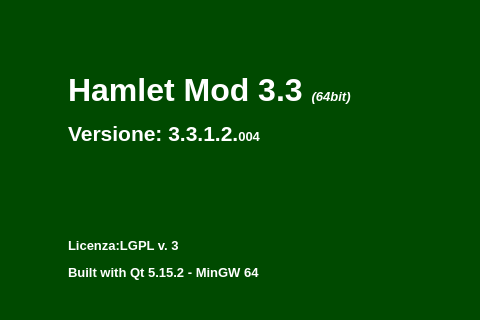
Qt form mainwindow.ui (fblabs/hamlet-mod-sancon) before a commit; both pictures show x 429 to 909 and y 0 to 320 of the 1156 by 831 pixel window.
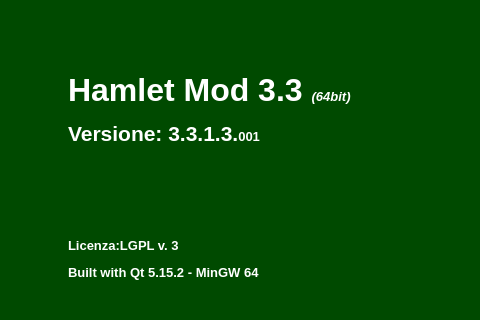
The same form after that commit. Icons and pictures are not drawn.

Diff of the .ui file:
```diff
--- a/mainwindow.ui
+++ b/mainwindow.ui
@@ -531,7 +531,7 @@
          <enum>QFrame::NoFrame</enum>
         </property>
         <property name="text">
-         <string>&lt;html&gt;&lt;head/&gt;&lt;body&gt;&lt;p&gt;&lt;span style=&quot; font-size:24pt; font-weight:600;&quot;&gt;Hamlet Mod 3.3 &lt;/span&gt;&lt;span style=&quot; font-size:10pt; font-weight:600; font-style:italic;&quot;&gt;(64bit)&lt;/span&gt;&lt;/p&gt;&lt;p&gt;&lt;span style=&quot; font-size:16pt; font-weight:600;&quot;&gt;Versione: 3.3.1.2.&lt;/span&gt;&lt;span style=&quot; font-size:10pt; font-weight:600;&quot;&gt;004&lt;/span&gt;&lt;/p&gt;&lt;p&gt;&lt;br/&gt;&lt;/p&gt;&lt;p&gt;&lt;br/&gt;&lt;/p&gt;&lt;p&gt;&lt;span style=&quot; font-size:10pt; font-weight:600;&quot;&gt;Licenza:LGPL v. 3&lt;/span&gt;&lt;/p&gt;&lt;p&gt;&lt;span style=&quot; font-size:10pt; font-weight:600;&quot;&gt;Built with Qt 5.15.2 - MinGW 64&lt;/span&gt;&lt;/p&gt;&lt;p&gt;&lt;br/&gt;&lt;/p&gt;&lt;p&gt;&lt;br/&gt;&lt;/p&gt;&lt;p&gt;&lt;span style=&quot; font-size:10pt;&quot;&gt;© FBLABS 2015-2022&lt;/span&gt;&lt;/p&gt;&lt;p&gt;&lt;a href=&quot;https://github.com/fblabs/hamlet-mod-sancon/tree/master&quot;&gt;&lt;span style=&quot; text-decoration: underline; color:#007af4;&quot;&gt;Sorgenti (github)&lt;/span&gt;&lt;/a&gt;&lt;/p&gt;&lt;/body&gt;&lt;/html&gt;</string>
+         <string>&lt;html&gt;&lt;head/&gt;&lt;body&gt;&lt;p&gt;&lt;span style=&quot; font-size:24pt; font-weight:600;&quot;&gt;Hamlet Mod 3.3 &lt;/span&gt;&lt;span style=&quot; font-size:10pt; font-weight:600; font-style:italic;&quot;&gt;(64bit)&lt;/span&gt;&lt;/p&gt;&lt;p&gt;&lt;span style=&quot; font-size:16pt; font-weight:600;&quot;&gt;Versione: 3.3.1.3.&lt;/span&gt;&lt;span style=&quot; font-size:10pt; font-weight:600;&quot;&gt;001&lt;/span&gt;&lt;/p&gt;&lt;p&gt;&lt;br/&gt;&lt;/p&gt;&lt;p&gt;&lt;br/&gt;&lt;/p&gt;&lt;p&gt;&lt;span style=&quot; font-size:10pt; font-weight:600;&quot;&gt;Licenza:LGPL v. 3&lt;/span&gt;&lt;/p&gt;&lt;p&gt;&lt;span style=&quot; font-size:10pt; font-weight:600;&quot;&gt;Built with Qt 5.15.2 - MinGW 64&lt;/span&gt;&lt;/p&gt;&lt;p&gt;&lt;br/&gt;&lt;/p&gt;&lt;p&gt;&lt;br/&gt;&lt;/p&gt;&lt;p&gt;&lt;span style=&quot; font-size:10pt;&quot;&gt;© FBLABS 2015-2022&lt;/span&gt;&lt;/p&gt;&lt;p&gt;&lt;a href=&quot;https://github.com/fblabs/hamlet-mod-sancon/tree/master&quot;&gt;&lt;span style=&quot; text-decoration: underline; color:#007af4;&quot;&gt;Sorgenti (github)&lt;/span&gt;&lt;/a&gt;&lt;/p&gt;&lt;/body&gt;&lt;/html&gt;</string>
         </property>
         <property name="scaledContents">
          <bool>false</bool>
```
